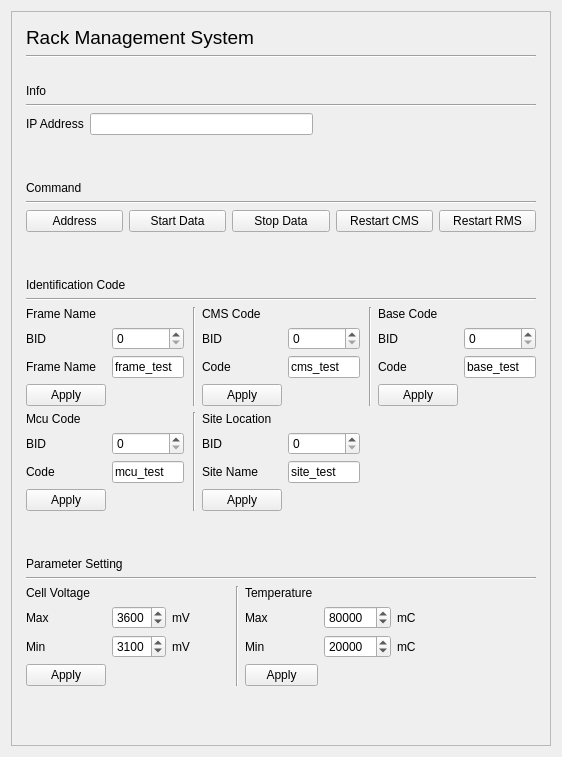
thomsardi/pack-monitoring, file resources/window_ui/rmswindow.ui: the form before one commit.
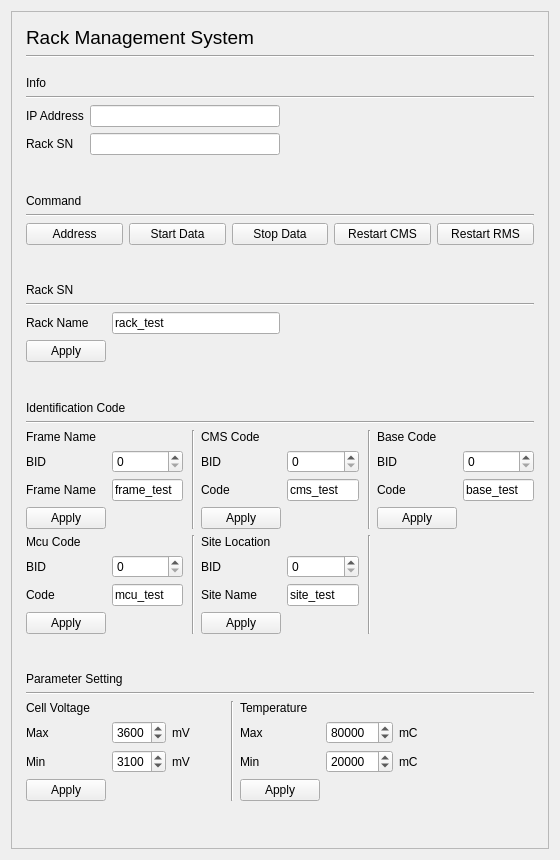
The form after the commit. Icons and pictures are not drawn.

Commit message: add rack sn data

What changed in the file:
```diff
--- a/resources/window_ui/rmswindow.ui
+++ b/resources/window_ui/rmswindow.ui
@@ -6,14 +6,14 @@
    <rect>
     <x>0</x>
     <y>0</y>
-    <width>558</width>
-    <height>757</height>
+    <width>560</width>
+    <height>860</height>
    </rect>
   </property>
   <property name="maximumSize">
    <size>
-    <width>558</width>
-    <height>757</height>
+    <width>560</width>
+    <height>860</height>
    </size>
   </property>
   <property name="windowTitle">
@@ -28,8 +28,8 @@
     <widget class="QFrame" name="frame">
      <property name="maximumSize">
       <size>
-       <width>540</width>
-       <height>750</height>
+       <width>600</width>
+       <height>1000</height>
       </size>
      </property>
      <property name="frameShape">
@@ -53,81 +53,102 @@
         <property name="bottomMargin">
          <number>5</number>
         </property>
-        <item row="16" column="0">
-         <widget class="QLabel" name="label_2">
-          <property name="text">
-           <string>Parameter Setting</string>
-          </property>
-         </widget>
-        </item>
-        <item row="17" column="0">
-         <widget class="Line" name="line_8">
-          <property name="orientation">
-           <enum>Qt::Horizontal</enum>
-          </property>
-         </widget>
-        </item>
-        <item row="8" column="0">
-         <widget class="QLabel" name="label_3">
-          <property name="text">
-           <string>Command</string>
-          </property>
-         </widget>
-        </item>
-        <item row="4" column="0">
-         <widget class="Line" name="line_2">
-          <property name="orientation">
-           <enum>Qt::Horizontal</enum>
-          </property>
-         </widget>
-        </item>
-        <item row="10" column="0">
-         <layout class="QHBoxLayout" name="horizontalLayout_2">
+        <item row="5" column="0">
+         <layout class="QHBoxLayout" name="horizontalLayout_3">
           <item>
-           <widget class="QPushButton" name="addresspushButton">
-            <property name="text">
-             <string>Address</string>
-            </property>
-           </widget>
+           <layout class="QGridLayout" name="gridLayout_5">
+            <item row="1" column="1">
+             <widget class="QLineEdit" name="rackSnLineEditInfo">
+              <property name="readOnly">
+               <bool>true</bool>
+              </property>
+             </widget>
+            </item>
+            <item row="1" column="0">
+             <widget class="QLabel" name="label_36">
+              <property name="text">
+               <string>Rack SN</string>
+              </property>
+             </widget>
+            </item>
+            <item row="0" column="0">
+             <widget class="QLabel" name="label_31">
+              <property name="text">
+               <string>IP Address</string>
+              </property>
+             </widget>
+            </item>
+            <item row="0" column="1">
+             <widget class="QLineEdit" name="ipAddressLineEdit">
+              <property name="readOnly">
+               <bool>true</bool>
+              </property>
+             </widget>
+            </item>
+           </layout>
           </item>
           <item>
-           <widget class="QPushButton" name="startdatapushButton">
-            <property name="text">
-             <string>Start Data</string>
+           <spacer name="horizontalSpacer_5">
+            <property name="orientation">
+             <enum>Qt::Horizontal</enum>
             </property>
-           </widget>
-          </item>
-          <item>
-           <widget class="QPushButton" name="stopdatapushButton">
-            <property name="text">
-             <string>Stop Data</string>
+            <property name="sizeHint" stdset="0">
+             <size>
+              <width>40</width>
+              <height>20</height>
+             </size>
             </property>
-           </widget>
+           </spacer>
           </item>
+         </layout>
+        </item>
+        <item row="14" column="0">
+         <layout class="QHBoxLayout" name="horizontalLayout_4">
           <item>
-           <widget class="QPushButton" name="restartcmspushButton">
-            <property name="text">
-             <string>Restart CMS</string>
-            </property>
-           </widget>
+           <layout class="QFormLayout" name="formLayout_6">
+            <item row="1" column="0">
+             <widget class="QLabel" name="label_34">
+              <property name="text">
+               <string>Rack Name</string>
+              </property>
+             </widget>
+            </item>
+            <item row="1" column="1">
+             <widget class="QLineEdit" name="racksnlineEdit">
+              <property name="text">
+               <string>rack_test</string>
+              </property>
+             </widget>
+            </item>
+            <item row="2" column="0">
+             <widget class="QPushButton" name="racksnapplypushButton">
+              <property name="text">
+               <string>Apply</string>
+              </property>
+             </widget>
+            </item>
+           </layout>
           </item>
           <item>
-           <widget class="QPushButton" name="restartrmspushButton">
-            <property name="text">
-             <string>Restart RMS</string>
+           <spacer name="horizontalSpacer_6">
+            <property name="orientation">
+             <enum>Qt::Horizontal</enum>
             </property>
-           </widget>
+            <property name="sizeHint" stdset="0">
+             <size>
+              <width>40</width>
+              <height>20</height>
+             </size>
+            </property>
+           </spacer>
           </item>
          </layout>
         </item>
         <item row="15" column="0">
-         <spacer name="verticalSpacer_4">
+         <spacer name="verticalSpacer_6">
           <property name="orientation">
            <enum>Qt::Vertical</enum>
           </property>
-          <property name="sizeType">
-           <enum>QSizePolicy::Fixed</enum>
-          </property>
           <property name="sizeHint" stdset="0">
            <size>
             <width>20</width>
@@ -136,31 +157,8 @@
           </property>
          </spacer>
         </item>
-        <item row="3" column="0">
-         <widget class="QLabel" name="label_30">
-          <property name="text">
-           <string>Info</string>
-          </property>
-         </widget>
-        </item>
-        <item row="19" column="0">
-         <spacer name="verticalSpacer_2">
-          <property name="orientation">
-           <enum>Qt::Vertical</enum>
-          </property>
-          <property name="sizeType">
-           <enum>QSizePolicy::Expanding</enum>
-          </property>
-          <property name="sizeHint" stdset="0">
-           <size>
-            <width>20</width>
-            <height>40</height>
-           </size>
-          </property>
-         </spacer>
-        </item>
-        <item row="1" column="0">
-         <widget class="Line" name="line">
+        <item row="21" column="0">
+         <widget class="Line" name="line_8">
           <property name="orientation">
            <enum>Qt::Horizontal</enum>
           </property>
@@ -173,256 +171,7 @@
           </property>
          </widget>
         </item>
-        <item row="0" column="0">
-         <widget class="QLabel" name="label">
-          <property name="font">
-           <font>
-            <pointsize>14</pointsize>
-           </font>
-          </property>
-          <property name="text">
-           <string>Rack Management System</string>
-          </property>
-         </widget>
-        </item>
-        <item row="7" column="0">
-         <spacer name="verticalSpacer_5">
-          <property name="orientation">
-           <enum>Qt::Vertical</enum>
-          </property>
-          <property name="sizeType">
-           <enum>QSizePolicy::Fixed</enum>
-          </property>
-          <property name="sizeHint" stdset="0">
-           <size>
-            <width>20</width>
-            <height>40</height>
-           </size>
-          </property>
-         </spacer>
-        </item>
-        <item row="11" column="0">
-         <spacer name="verticalSpacer_3">
-          <property name="orientation">
-           <enum>Qt::Vertical</enum>
-          </property>
-          <property name="sizeType">
-           <enum>QSizePolicy::Fixed</enum>
-          </property>
-          <property name="sizeHint" stdset="0">
-           <size>
-            <width>20</width>
-            <height>40</height>
-           </size>
-          </property>
-         </spacer>
-        </item>
-        <item row="12" column="0">
-         <widget class="QLabel" name="label_4">
-          <property name="text">
-           <string>Identification Code</string>
-          </property>
-         </widget>
-        </item>
-        <item row="2" column="0">
-         <spacer name="verticalSpacer">
-          <property name="orientation">
-           <enum>Qt::Vertical</enum>
-          </property>
-          <property name="sizeType">
-           <enum>QSizePolicy::Fixed</enum>
-          </property>
-          <property name="sizeHint" stdset="0">
-           <size>
-            <width>20</width>
-            <height>20</height>
-           </size>
-          </property>
-         </spacer>
-        </item>
-        <item row="13" column="0">
-         <widget class="Line" name="line_4">
-          <property name="orientation">
-           <enum>Qt::Horizontal</enum>
-          </property>
-         </widget>
-        </item>
         <item row="18" column="0">
-         <layout class="QHBoxLayout" name="horizontalLayout">
-          <item>
-           <layout class="QGridLayout" name="gridLayout_3">
-            <item row="1" column="1">
-             <widget class="QSpinBox" name="cellvoltagemaxspinBox">
-              <property name="maximum">
-               <number>5000</number>
-              </property>
-              <property name="value">
-               <number>3600</number>
-              </property>
-             </widget>
-            </item>
-            <item row="2" column="2">
-             <widget class="QLabel" name="label_24">
-              <property name="text">
-               <string>mV</string>
-              </property>
-             </widget>
-            </item>
-            <item row="3" column="0">
-             <widget class="QPushButton" name="cellvoltageapplypushButton">
-              <property name="text">
-               <string>Apply</string>
-              </property>
-             </widget>
-            </item>
-            <item row="1" column="2">
-             <widget class="QLabel" name="label_21">
-              <property name="text">
-               <string>mV</string>
-              </property>
-             </widget>
-            </item>
-            <item row="1" column="0">
-             <widget class="QLabel" name="label_23">
-              <property name="text">
-               <string>Max</string>
-              </property>
-             </widget>
-            </item>
-            <item row="2" column="0">
-             <widget class="QLabel" name="label_22">
-              <property name="text">
-               <string>Min</string>
-              </property>
-             </widget>
-            </item>
-            <item row="0" column="0">
-             <widget class="QLabel" name="label_20">
-              <property name="text">
-               <string>Cell Voltage</string>
-              </property>
-             </widget>
-            </item>
-            <item row="2" column="1">
-             <widget class="QSpinBox" name="cellvoltageminspinBox">
-              <property name="maximum">
-               <number>5000</number>
-              </property>
-              <property name="value">
-               <number>3100</number>
-              </property>
-             </widget>
-            </item>
-           </layout>
-          </item>
-          <item>
-           <spacer name="horizontalSpacer_4">
-            <property name="orientation">
-             <enum>Qt::Horizontal</enum>
-            </property>
-            <property name="sizeType">
-             <enum>QSizePolicy::Fixed</enum>
-            </property>
-            <property name="sizeHint" stdset="0">
-             <size>
-              <width>40</width>
-              <height>20</height>
-             </size>
-            </property>
-           </spacer>
-          </item>
-          <item>
-           <widget class="Line" name="line_9">
-            <property name="orientation">
-             <enum>Qt::Vertical</enum>
-            </property>
-           </widget>
-          </item>
-          <item>
-           <layout class="QGridLayout" name="gridLayout_4">
-            <item row="2" column="2">
-             <widget class="QLabel" name="label_29">
-              <property name="text">
-               <string>mC</string>
-              </property>
-             </widget>
-            </item>
-            <item row="2" column="0">
-             <widget class="QLabel" name="label_26">
-              <property name="text">
-               <string>Min</string>
-              </property>
-             </widget>
-            </item>
-            <item row="1" column="2">
-             <widget class="QLabel" name="label_28">
-              <property name="text">
-               <string>mC</string>
-              </property>
-             </widget>
-            </item>
-            <item row="1" column="0">
-             <widget class="QLabel" name="label_27">
-              <property name="text">
-               <string>Max</string>
-              </property>
-             </widget>
-            </item>
-            <item row="0" column="0">
-             <widget class="QLabel" name="label_25">
-              <property name="text">
-               <string>Temperature</string>
-              </property>
-             </widget>
-            </item>
-            <item row="1" column="1">
-             <widget class="QSpinBox" name="temperaturemaxspinBox">
-              <property name="maximum">
-               <number>200000</number>
-              </property>
-              <property name="value">
-               <number>80000</number>
-              </property>
-             </widget>
-            </item>
-            <item row="2" column="1">
-             <widget class="QSpinBox" name="temperatureminspinBox">
-              <property name="maximum">
-               <number>200000</number>
-              </property>
-              <property name="value">
-               <number>20000</number>
-              </property>
-             </widget>
-            </item>
-            <item row="3" column="0">
-             <widget class="QPushButton" name="temperatureapplypushButton">
-              <property name="text">
-               <string>Apply</string>
-              </property>
-             </widget>
-            </item>
-           </layout>
-          </item>
-          <item>
-           <spacer name="horizontalSpacer">
-            <property name="orientation">
-             <enum>Qt::Horizontal</enum>
-            </property>
-            <property name="sizeType">
-             <enum>QSizePolicy::Fixed</enum>
-            </property>
-            <property name="sizeHint" stdset="0">
-             <size>
-              <width>120</width>
-              <height>20</height>
-             </size>
-            </property>
-           </spacer>
-          </item>
-         </layout>
-        </item>
-        <item row="14" column="0">
          <layout class="QGridLayout" name="gridLayout_2">
           <item row="0" column="0">
            <layout class="QFormLayout" name="formLayout_3">
@@ -681,29 +430,105 @@
             </property>
            </spacer>
           </item>
+          <item row="1" column="5">
+           <widget class="Line" name="line_10">
+            <property name="orientation">
+             <enum>Qt::Vertical</enum>
+            </property>
+           </widget>
+          </item>
          </layout>
         </item>
-        <item row="5" column="0">
-         <layout class="QHBoxLayout" name="horizontalLayout_3">
+        <item row="13" column="0">
+         <widget class="Line" name="line_12">
+          <property name="orientation">
+           <enum>Qt::Horizontal</enum>
+          </property>
+         </widget>
+        </item>
+        <item row="16" column="0">
+         <widget class="QLabel" name="label_4">
+          <property name="text">
+           <string>Identification Code</string>
+          </property>
+         </widget>
+        </item>
+        <item row="22" column="0">
+         <layout class="QHBoxLayout" name="horizontalLayout">
           <item>
-           <widget class="QLabel" name="label_31">
-            <property name="text">
-             <string>IP Address</string>
-            </property>
-           </widget>
+           <layout class="QGridLayout" name="gridLayout_3">
+            <item row="1" column="1">
+             <widget class="QSpinBox" name="cellvoltagemaxspinBox">
+              <property name="maximum">
+               <number>5000</number>
+              </property>
+              <property name="value">
+               <number>3600</number>
+              </property>
+             </widget>
+            </item>
+            <item row="2" column="2">
+             <widget class="QLabel" name="label_24">
+              <property name="text">
+               <string>mV</string>
+              </property>
+             </widget>
+            </item>
+            <item row="3" column="0">
+             <widget class="QPushButton" name="cellvoltageapplypushButton">
+              <property name="text">
+               <string>Apply</string>
+              </property>
+             </widget>
+            </item>
+            <item row="1" column="2">
+             <widget class="QLabel" name="label_21">
+              <property name="text">
+               <string>mV</string>
+              </property>
+             </widget>
+            </item>
+            <item row="1" column="0">
+             <widget class="QLabel" name="label_23">
+              <property name="text">
+               <string>Max</string>
+              </property>
+             </widget>
+            </item>
+            <item row="2" column="0">
+             <widget class="QLabel" name="label_22">
+              <property name="text">
+               <string>Min</string>
+              </property>
+             </widget>
+            </item>
+            <item row="0" column="0">
+             <widget class="QLabel" name="label_20">
+              <property name="text">
+               <string>Cell Voltage</string>
+              </property>
+             </widget>
+            </item>
+            <item row="2" column="1">
+             <widget class="QSpinBox" name="cellvoltageminspinBox">
+              <property name="maximum">
+               <number>5000</number>
+              </property>
+              <property name="value">
+               <number>3100</number>
+              </property>
+             </widget>
+            </item>
+           </layout>
           </item>
           <item>
-           <widget class="QLineEdit" name="ipAddressLineEdit">
-            <property name="readOnly">
-             <bool>true</bool>
-            </property>
-           </widget>
-          </item>
-          <item>
-           <spacer name="horizontalSpacer_5">
+           <spacer name="horizontalSpacer_4">
             <property name="orientation">
              <enum>Qt::Horizontal</enum>
             </property>
+            <property name="sizeType">
+             <enum>QSizePolicy::Expanding</enum>
+            </property>
             <property name="sizeHint" stdset="0">
              <size>
               <width>40</width>
@@ -712,8 +537,277 @@
             </property>
            </spacer>
           </item>
+          <item>
+           <widget class="Line" name="line_9">
+            <property name="orientation">
+             <enum>Qt::Vertical</enum>
+            </property>
+           </widget>
+          </item>
+          <item>
+           <layout class="QGridLayout" name="gridLayout_4">
+            <item row="2" column="2">
+             <widget class="QLabel" name="label_29">
+              <property name="text">
+               <string>mC</string>
+              </property>
+             </widget>
+            </item>
+            <item row="2" column="0">
+             <widget class="QLabel" name="label_26">
+              <property name="text">
+               <string>Min</string>
+              </property>
+             </widget>
+            </item>
+            <item row="1" column="2">
+             <widget class="QLabel" name="label_28">
+              <property name="text">
+               <string>mC</string>
+              </property>
+             </widget>
+            </item>
+            <item row="1" column="0">
+             <widget class="QLabel" name="label_27">
+              <property name="text">
+               <string>Max</string>
+              </property>
+             </widget>
+            </item>
+            <item row="0" column="0">
+             <widget class="QLabel" name="label_25">
+              <property name="text">
+               <string>Temperature</string>
+              </property>
+             </widget>
+            </item>
+            <item row="1" column="1">
+             <widget class="QSpinBox" name="temperaturemaxspinBox">
+              <property name="maximum">
+               <number>200000</number>
+              </property>
+              <property name="value">
+               <number>80000</number>
+              </property>
+             </widget>
+            </item>
+            <item row="2" column="1">
+             <widget class="QSpinBox" name="temperatureminspinBox">
+              <property name="maximum">
+               <number>200000</number>
+              </property>
+              <property name="value">
+               <number>20000</number>
+              </property>
+             </widget>
+            </item>
+            <item row="3" column="0">
+             <widget class="QPushButton" name="temperatureapplypushButton">
+              <property name="text">
+               <string>Apply</string>
+              </property>
+             </widget>
+            </item>
+           </layout>
+          </item>
+          <item>
+           <spacer name="horizontalSpacer">
+            <property name="orientation">
+             <enum>Qt::Horizontal</enum>
+            </property>
+            <property name="sizeType">
+             <enum>QSizePolicy::Expanding</enum>
+            </property>
+            <property name="sizeHint" stdset="0">
+             <size>
+              <width>120</width>
+              <height>20</height>
+             </size>
+            </property>
+           </spacer>
+          </item>
          </layout>
         </item>
+        <item row="17" column="0">
+         <widget class="Line" name="line_4">
+          <property name="orientation">
+           <enum>Qt::Horizontal</enum>
+          </property>
+         </widget>
+        </item>
+        <item row="8" column="0">
+         <widget class="QLabel" name="label_3">
+          <property name="text">
+           <string>Command</string>
+          </property>
+         </widget>
+        </item>
+        <item row="1" column="0">
+         <widget class="Line" name="line">
+          <property name="orientation">
+           <enum>Qt::Horizontal</enum>
+          </property>
+         </widget>
+        </item>
+        <item row="10" column="0">
+         <layout class="QHBoxLayout" name="horizontalLayout_2">
+          <item>
+           <widget class="QPushButton" name="addresspushButton">
+            <property name="text">
+             <string>Address</string>
+            </property>
+           </widget>
+          </item>
+          <item>
+           <widget class="QPushButton" name="startdatapushButton">
+            <property name="text">
+             <string>Start Data</string>
+            </property>
+           </widget>
+          </item>
+          <item>
+           <widget class="QPushButton" name="stopdatapushButton">
+            <property name="text">
+             <string>Stop Data</string>
+            </property>
+           </widget>
+          </item>
+          <item>
+           <widget class="QPushButton" name="restartcmspushButton">
+            <property name="text">
+             <string>Restart CMS</string>
+            </property>
+           </widget>
+          </item>
+          <item>
+           <widget class="QPushButton" name="restartrmspushButton">
+            <property name="text">
+             <string>Restart RMS</string>
+            </property>
+           </widget>
+          </item>
+         </layout>
+        </item>
+        <item row="23" column="0">
+         <spacer name="verticalSpacer_2">
+          <property name="orientation">
+           <enum>Qt::Vertical</enum>
+          </property>
+          <property name="sizeType">
+           <enum>QSizePolicy::Expanding</enum>
+          </property>
+          <property name="sizeHint" stdset="0">
+           <size>
+            <width>20</width>
+            <height>40</height>
+           </size>
+          </property>
+         </spacer>
+        </item>
+        <item row="11" column="0">
+         <spacer name="verticalSpacer_3">
+          <property name="orientation">
+           <enum>Qt::Vertical</enum>
+          </property>
+          <property name="sizeType">
+           <enum>QSizePolicy::Expanding</enum>
+          </property>
+          <property name="sizeHint" stdset="0">
+           <size>
+            <width>20</width>
+            <height>40</height>
+           </size>
+          </property>
+         </spacer>
+        </item>
+        <item row="3" column="0">
+         <widget class="QLabel" name="label_30">
+          <property name="text">
+           <string>Info</string>
+          </property>
+         </widget>
+        </item>
+        <item row="7" column="0">
+         <spacer name="verticalSpacer_5">
+          <property name="orientation">
+           <enum>Qt::Vertical</enum>
+          </property>
+          <property name="sizeType">
+           <enum>QSizePolicy::Expanding</enum>
+          </property>
+          <property name="sizeHint" stdset="0">
+           <size>
+            <width>20</width>
+            <height>40</height>
+           </size>
+          </property>
+         </spacer>
+        </item>
+        <item row="20" column="0">
+         <widget class="QLabel" name="label_2">
+          <property name="text">
+           <string>Parameter Setting</string>
+          </property>
+         </widget>
+        </item>
+        <item row="2" column="0">
+         <spacer name="verticalSpacer">
+          <property name="orientation">
+           <enum>Qt::Vertical</enum>
+          </property>
+          <property name="sizeType">
+           <enum>QSizePolicy::Expanding</enum>
+          </property>
+          <property name="sizeHint" stdset="0">
+           <size>
+            <width>20</width>
+            <height>20</height>
+           </size>
+          </property>
+         </spacer>
+        </item>
+        <item row="19" column="0">
+         <spacer name="verticalSpacer_4">
+          <property name="orientation">
+           <enum>Qt::Vertical</enum>
+          </property>
+          <property name="sizeType">
+           <enum>QSizePolicy::Expanding</enum>
+          </property>
+          <property name="sizeHint" stdset="0">
+           <size>
+            <width>20</width>
+            <height>40</height>
+           </size>
+          </property>
+         </spacer>
+        </item>
+        <item row="0" column="0">
+         <widget class="QLabel" name="label">
+          <property name="font">
+           <font>
+            <pointsize>14</pointsize>
+           </font>
+          </property>
+          <property name="text">
+           <string>Rack Management System</string>
+          </property>
+         </widget>
+        </item>
+        <item row="4" column="0">
+         <widget class="Line" name="line_2">
+          <property name="orientation">
+           <enum>Qt::Horizontal</enum>
+          </property>
+         </widget>
+        </item>
+        <item row="12" column="0">
+         <widget class="QLabel" name="label_33">
+          <property name="text">
+           <string>Rack SN</string>
+          </property>
+         </widget>
+        </item>
        </layout>
       </item>
      </layout>
```
The commit also changes 6 other files.
